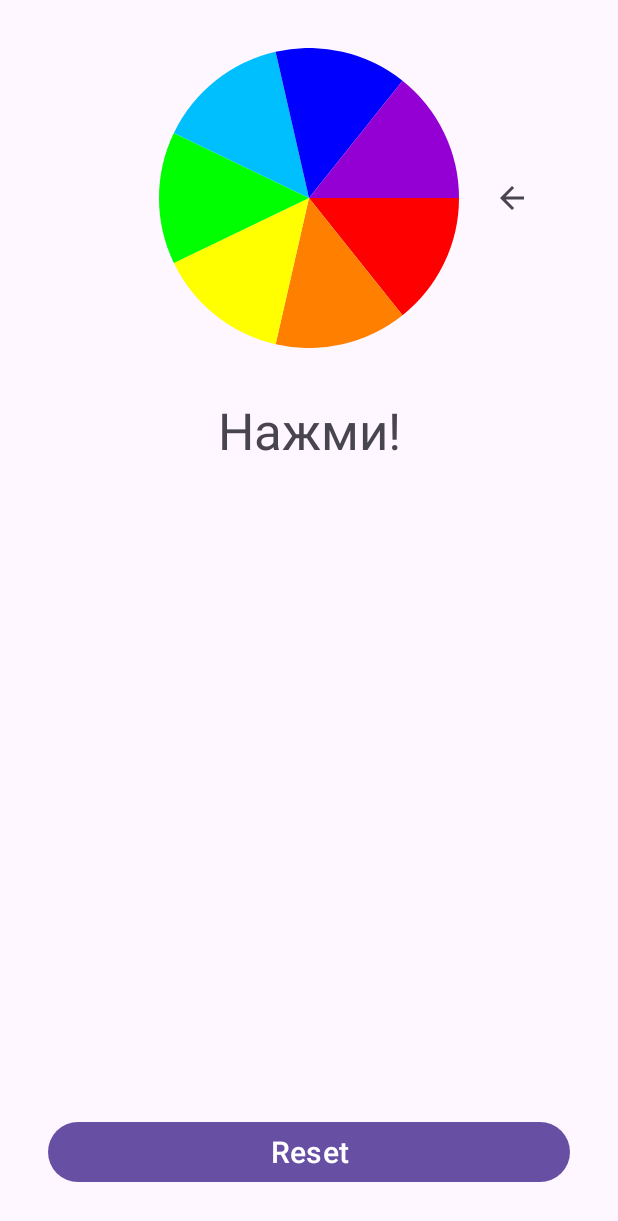
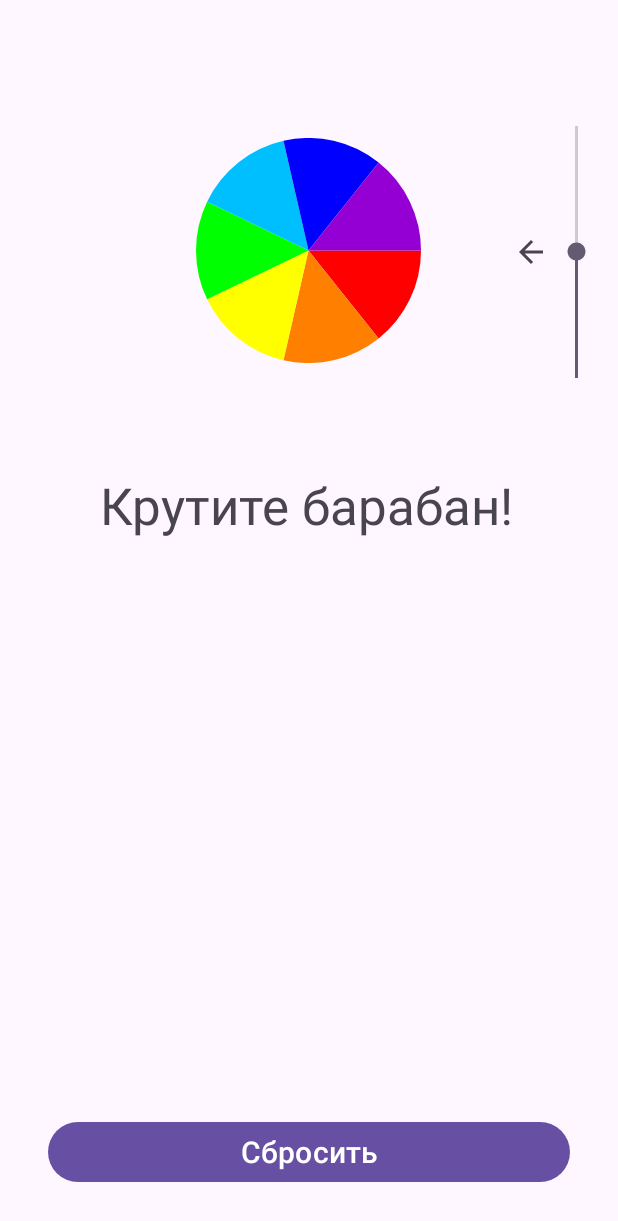
Before and after one commit to bogdash/CustomWheelView, an Android app: the layout activity_main.xml on its own in the app's theme, with its tools: preview values and no code run, on a phone screen of 412 x 824 dp. Shown: the top 1221 px of the screen. Run offline under Robolectric (Android 15) with nearby library versions, the phone set to English and light mode, and no system bars.

Commit message:
Add seekbar

```diff
--- a/app/src/main/java/com/bogdash/customwheelview/MainActivity.kt
+++ b/app/src/main/java/com/bogdash/customwheelview/MainActivity.kt
@@ -2,6 +2,7 @@ package com.bogdash.customwheelview
 
 import androidx.appcompat.app.AppCompatActivity
 import android.os.Bundle
+import android.widget.SeekBar
 import com.bogdash.customwheelview.databinding.ActivityMainBinding
 
 class MainActivity : AppCompatActivity() {
@@ -15,6 +16,24 @@ class MainActivity : AppCompatActivity() {
         binding.button.setOnClickListener {
             binding.wheelView.reset()
             binding.tvColor.text = getString(R.string.touch)
+            binding.seekBar.progress = 50
         }
+
+        binding.seekBar.setOnSeekBarChangeListener(object : SeekBar.OnSeekBarChangeListener {
+            override fun onProgressChanged(seekBar: SeekBar?, progress: Int, fromUser: Boolean) {
+                val scale = progress / 50f
+                binding.wheelView.scaleX = scale
+                binding.wheelView.scaleY = scale
+            }
+
+            override fun onStartTrackingTouch(seekBar: SeekBar?) {
+
+            }
+
+            override fun onStopTrackingTouch(seekBar: SeekBar?) {
+
+            }
+        })
+
     }
 }
--- a/app/src/main/res/layout/activity_main.xml
+++ b/app/src/main/res/layout/activity_main.xml
@@ -8,23 +8,36 @@
 
     <com.bogdash.customwheelview.WheelView
         android:id="@+id/wheelView"
+        android:layout_width="150dp"
+        android:layout_height="150dp"
+        android:layout_marginStart="8dp"
+        android:layout_marginTop="92dp"
+        android:layout_marginEnd="32dp"
+        app:layout_constraintEnd_toEndOf="parent"
+        app:layout_constraintHorizontal_bias="0.552"
+        app:layout_constraintStart_toStartOf="parent"
+        app:layout_constraintTop_toTopOf="parent" />
+
+    <SeekBar
+        android:id="@+id/seekBar"
         android:layout_width="200dp"
         android:layout_height="200dp"
-        android:layout_marginStart="32dp"
-        android:layout_marginTop="32dp"
-        android:layout_marginEnd="32dp"
-        app:layout_constraintEnd_toEndOf="parent"
-        app:layout_constraintStart_toStartOf="parent"
+        android:layout_marginStart="4dp"
+        android:layout_marginTop="68dp"
+        android:progress="50"
+        android:rotation="270"
+        app:layout_constraintStart_toEndOf="@+id/wheelView"
         app:layout_constraintTop_toTopOf="parent" />
 
     <TextView
         android:id="@+id/tv_color"
         android:layout_width="wrap_content"
         android:layout_height="wrap_content"
-        android:layout_marginTop="32dp"
+        android:layout_marginTop="72dp"
         android:text="@string/touch"
         android:textSize="34sp"
         app:layout_constraintEnd_toEndOf="parent"
+        app:layout_constraintHorizontal_bias="0.492"
         app:layout_constraintStart_toStartOf="parent"
         app:layout_constraintTop_toBottomOf="@+id/wheelView" />
 
@@ -56,9 +69,9 @@
         android:layout_width="wrap_content"
         android:layout_height="wrap_content"
         android:layout_marginStart="8dp"
-        android:layout_marginTop="120dp"
+        android:layout_marginTop="156dp"
         app:layout_constraintEnd_toEndOf="parent"
-        app:layout_constraintHorizontal_bias="0.205"
+        app:layout_constraintHorizontal_bias="0.535"
         app:layout_constraintStart_toEndOf="@+id/wheelView"
         app:layout_constraintTop_toTopOf="parent"
         app:srcCompat="?attr/homeAsUpIndicator" />
--- a/app/src/main/res/values/strings.xml
+++ b/app/src/main/res/values/strings.xml
@@ -1,5 +1,5 @@
 <resources>
     <string name="app_name">Custom Wheel View</string>
-    <string name="touch">Нажми!</string>
-    <string name="reset">Reset</string>
+    <string name="touch">Крутите барабан!</string>
+    <string name="reset">Сбросить</string>
 </resources>
```
